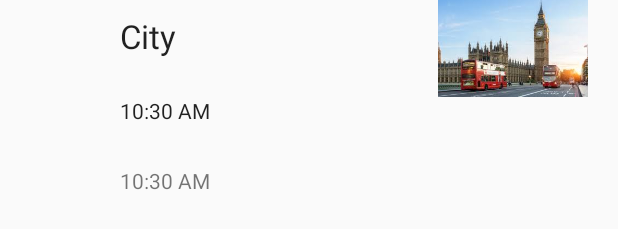
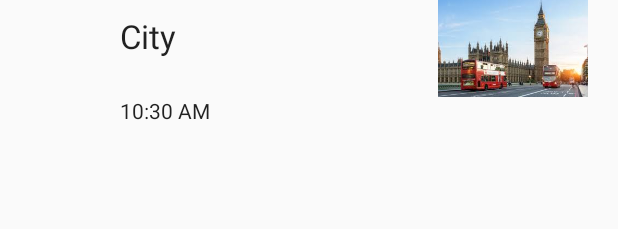
Before and after one commit to selinalekhac/INFS3634-Task-1, an Android app: the layout chunk_time_city_layout.xml on its own in the app's theme, with its tools: preview values and no code run, on a phone screen of 412 x 824 dp. Shown: the part 226-455 px from the top of the screen. Run offline under Robolectric (Android 15) with nearby library versions, the phone set to English and light mode, and no system bars.

```diff
--- a/app/src/main/res/layout/chunk_time_city_layout.xml
+++ b/app/src/main/res/layout/chunk_time_city_layout.xml
@@ -36,16 +36,6 @@
         app:layout_constraintTop_toTopOf="parent"
         app:srcCompat="@drawable/londonbigben" />
 
-    <DigitalClock
-        android:id="@+id/digital_clock_id"
-        android:layout_width="wrap_content"
-        android:layout_height="wrap_content"
-        android:layout_marginStart="80dp"
-        android:layout_marginLeft="80dp"
-        android:layout_marginTop="72dp"
-        app:layout_constraintStart_toStartOf="parent"
-        app:layout_constraintTop_toBottomOf="@+id/city_textview_id" />
-
     <TextClock
         android:id="@+id/text_clock_id"
         android:layout_width="wrap_content"
```
Also changed, not shown: app/src/main/java/com/example/infs3634hwtask1/MainActivity.java (+17 -3 lines).
